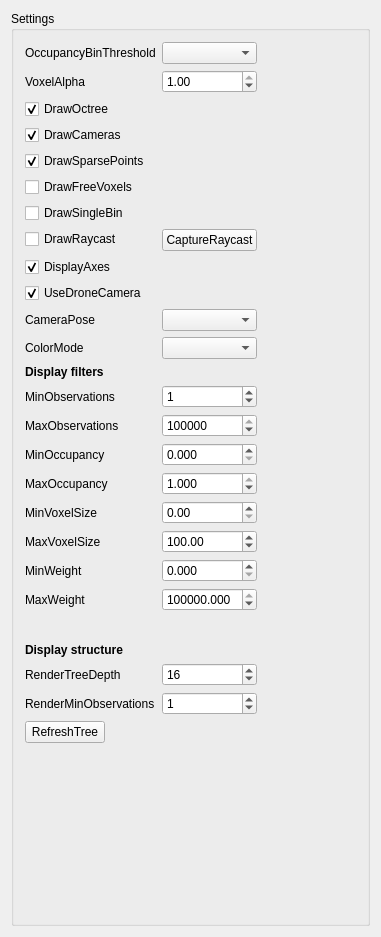
Qt form viewpoint_planner/src/ui/viewer_settings_panel.ui (bennihepp/Quad3DR) before a commit.
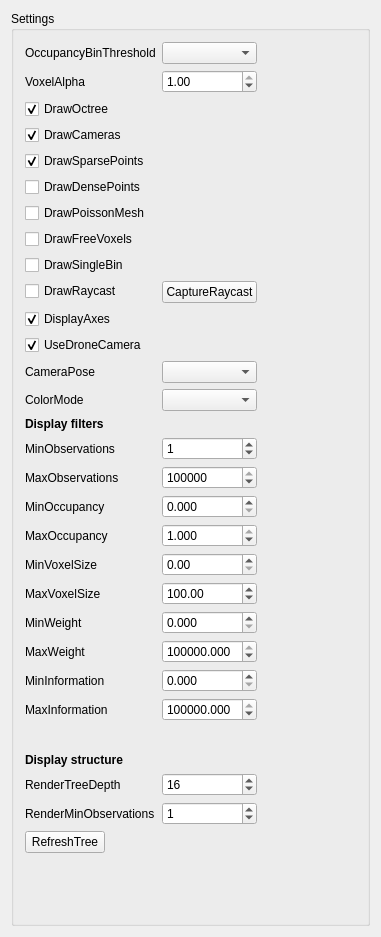
The same form after that commit.

```diff
--- a/viewpoint_planner/src/ui/viewer_settings_panel.ui
+++ b/viewpoint_planner/src/ui/viewer_settings_panel.ui
@@ -98,35 +98,35 @@
           </property>
          </widget>
         </item>
-        <item row="7" column="0">
+        <item row="9" column="0">
          <widget class="QCheckBox" name="drawFreeVoxels">
           <property name="text">
            <string>DrawFreeVoxels</string>
           </property>
          </widget>
         </item>
-        <item row="8" column="0">
+        <item row="10" column="0">
          <widget class="QCheckBox" name="drawSingleBin">
           <property name="text">
            <string>DrawSingleBin</string>
           </property>
          </widget>
         </item>
-        <item row="9" column="0">
+        <item row="11" column="0">
          <widget class="QCheckBox" name="drawRaycast">
           <property name="text">
            <string>DrawRaycast</string>
           </property>
          </widget>
         </item>
-        <item row="9" column="1">
+        <item row="11" column="1">
          <widget class="QPushButton" name="captureRaycast">
           <property name="text">
            <string>CaptureRaycast</string>
           </property>
          </widget>
         </item>
-        <item row="10" column="0" colspan="2">
+        <item row="12" column="0" colspan="2">
          <widget class="QCheckBox" name="displayAxes">
           <property name="text">
            <string>DisplayAxes</string>
@@ -136,7 +136,7 @@
           </property>
          </widget>
         </item>
-        <item row="12" column="0">
+        <item row="14" column="0">
          <widget class="QCheckBox" name="useDroneCamera">
           <property name="text">
            <string>UseDroneCamera</string>
@@ -146,27 +146,27 @@
           </property>
          </widget>
         </item>
-        <item row="13" column="0">
+        <item row="15" column="0">
          <widget class="QLabel" name="label_4">
           <property name="text">
            <string>CameraPose</string>
           </property>
          </widget>
         </item>
-        <item row="13" column="1">
+        <item row="15" column="1">
          <widget class="QComboBox" name="imagePose"/>
         </item>
-        <item row="14" column="0">
+        <item row="16" column="0">
          <widget class="QLabel" name="label_14">
           <property name="text">
            <string>ColorMode</string>
           </property>
          </widget>
         </item>
-        <item row="14" column="1">
+        <item row="16" column="1">
          <widget class="QComboBox" name="colorFlags"/>
         </item>
-        <item row="16" column="0">
+        <item row="18" column="0">
          <widget class="QLabel" name="label_11">
           <property name="font">
            <font>
@@ -179,14 +179,14 @@
           </property>
          </widget>
         </item>
-        <item row="17" column="0">
+        <item row="19" column="0">
          <widget class="QLabel" name="label_5">
           <property name="text">
            <string>MinObservations</string>
           </property>
          </widget>
         </item>
-        <item row="17" column="1">
+        <item row="19" column="1">
          <widget class="QSpinBox" name="minObservations">
           <property name="maximum">
            <number>9999999</number>
@@ -196,14 +196,14 @@
           </property>
          </widget>
         </item>
-        <item row="18" column="0">
+        <item row="20" column="0">
          <widget class="QLabel" name="label_6">
           <property name="text">
            <string>MaxObservations</string>
           </property>
          </widget>
         </item>
-        <item row="18" column="1">
+        <item row="20" column="1">
          <widget class="QSpinBox" name="maxObservations">
           <property name="maximum">
            <number>9999999</number>
@@ -213,14 +213,14 @@
           </property>
          </widget>
         </item>
-        <item row="19" column="0">
+        <item row="21" column="0">
          <widget class="QLabel" name="label_7">
           <property name="text">
            <string>MinOccupancy</string>
           </property>
          </widget>
         </item>
-        <item row="19" column="1">
+        <item row="21" column="1">
          <widget class="QDoubleSpinBox" name="minOccupancy">
           <property name="decimals">
            <number>3</number>
@@ -233,14 +233,14 @@
           </property>
          </widget>
         </item>
-        <item row="20" column="0">
+        <item row="22" column="0">
          <widget class="QLabel" name="label_8">
           <property name="text">
            <string>MaxOccupancy</string>
           </property>
          </widget>
         </item>
-        <item row="20" column="1">
+        <item row="22" column="1">
          <widget class="QDoubleSpinBox" name="maxOccupancy">
           <property name="decimals">
            <number>3</number>
@@ -256,14 +256,14 @@
           </property>
          </widget>
         </item>
-        <item row="21" column="0">
+        <item row="23" column="0">
          <widget class="QLabel" name="label_9">
           <property name="text">
            <string>MinVoxelSize</string>
           </property>
          </widget>
         </item>
-        <item row="21" column="1">
+        <item row="23" column="1">
          <widget class="QDoubleSpinBox" name="minVoxelSize">
           <property name="maximum">
            <double>4294967.000000000000000</double>
@@ -273,14 +273,14 @@
           </property>
          </widget>
         </item>
-        <item row="22" column="0">
+        <item row="24" column="0">
          <widget class="QLabel" name="label_10">
           <property name="text">
            <string>MaxVoxelSize</string>
           </property>
          </widget>
         </item>
-        <item row="22" column="1">
+        <item row="24" column="1">
          <widget class="QDoubleSpinBox" name="maxVoxelSize">
           <property name="maximum">
            <double>4294967.000000000000000</double>
@@ -293,14 +293,14 @@
           </property>
          </widget>
         </item>
-        <item row="23" column="0">
+        <item row="25" column="0">
          <widget class="QLabel" name="label_15">
           <property name="text">
            <string>MinWeight</string>
           </property>
          </widget>
         </item>
-        <item row="23" column="1">
+        <item row="25" column="1">
          <widget class="QDoubleSpinBox" name="minWeight">
           <property name="decimals">
            <number>3</number>
@@ -313,14 +313,14 @@
           </property>
          </widget>
         </item>
-        <item row="24" column="0">
+        <item row="26" column="0">
          <widget class="QLabel" name="label_16">
           <property name="text">
            <string>MaxWeight</string>
           </property>
          </widget>
         </item>
-        <item row="24" column="1">
+        <item row="26" column="1">
          <widget class="QDoubleSpinBox" name="maxWeight">
           <property name="decimals">
            <number>3</number>
@@ -336,7 +336,7 @@
           </property>
          </widget>
         </item>
-        <item row="26" column="0" colspan="2">
+        <item row="29" column="0" colspan="2">
          <spacer name="horizontalSpacer">
           <property name="orientation">
            <enum>Qt::Horizontal</enum>
@@ -349,7 +349,7 @@
           </property>
          </spacer>
         </item>
-        <item row="27" column="0">
+        <item row="30" column="0">
          <widget class="QLabel" name="label_13">
           <property name="font">
            <font>
@@ -362,14 +362,14 @@
           </property>
          </widget>
         </item>
-        <item row="28" column="0">
+        <item row="31" column="0">
          <widget class="QLabel" name="label_2">
           <property name="text">
            <string>RenderTreeDepth</string>
           </property>
          </widget>
         </item>
-        <item row="28" column="1">
+        <item row="31" column="1">
          <widget class="QSpinBox" name="renderTreeDepth">
           <property name="maximum">
            <number>32</number>
@@ -379,14 +379,14 @@
           </property>
          </widget>
         </item>
-        <item row="29" column="0">
+        <item row="32" column="0">
          <widget class="QLabel" name="label_12">
           <property name="text">
            <string>RenderMinObservations</string>
           </property>
          </widget>
         </item>
-        <item row="29" column="1">
+        <item row="32" column="1">
          <widget class="QSpinBox" name="renderObservationThreshold">
           <property name="maximum">
            <number>99999999</number>
@@ -396,13 +396,70 @@
           </property>
          </widget>
         </item>
-        <item row="30" column="0">
+        <item row="33" column="0">
          <widget class="QPushButton" name="refreshTree">
           <property name="text">
            <string>RefreshTree</string>
           </property>
          </widget>
         </item>
+        <item row="27" column="0">
+         <widget class="QLabel" name="label_17">
+          <property name="text">
+           <string>MinInformation</string>
+          </property>
+         </widget>
+        </item>
+        <item row="28" column="0">
+         <widget class="QLabel" name="label_18">
+          <property name="text">
+           <string>MaxInformation</string>
+          </property>
+         </widget>
+        </item>
+        <item row="27" column="1">
+         <widget class="QDoubleSpinBox" name="minInformation">
+          <property name="decimals">
+           <number>3</number>
+          </property>
+          <property name="maximum">
+           <double>4000000.000000000000000</double>
+          </property>
+          <property name="singleStep">
+           <double>0.100000000000000</double>
+          </property>
+         </widget>
+        </item>
+        <item row="28" column="1">
+         <widget class="QDoubleSpinBox" name="maxInformation">
+          <property name="decimals">
+           <number>3</number>
+          </property>
+          <property name="maximum">
+           <double>4000000.000000000000000</double>
+          </property>
+          <property name="singleStep">
+           <double>0.100000000000000</double>
+          </property>
+          <property name="value">
+           <double>4000000.000000000000000</double>
+          </property>
+         </widget>
+        </item>
+        <item row="7" column="0">
+         <widget class="QCheckBox" name="drawDensePoints">
+          <property name="text">
+           <string>DrawDensePoints</string>
+          </property>
+         </widget>
+        </item>
+        <item row="8" column="0">
+         <widget class="QCheckBox" name="drawPoissonMesh">
+          <property name="text">
+           <string>DrawPoissonMesh</string>
+          </property>
+         </widget>
+        </item>
        </layout>
       </item>
      </layout>
```
